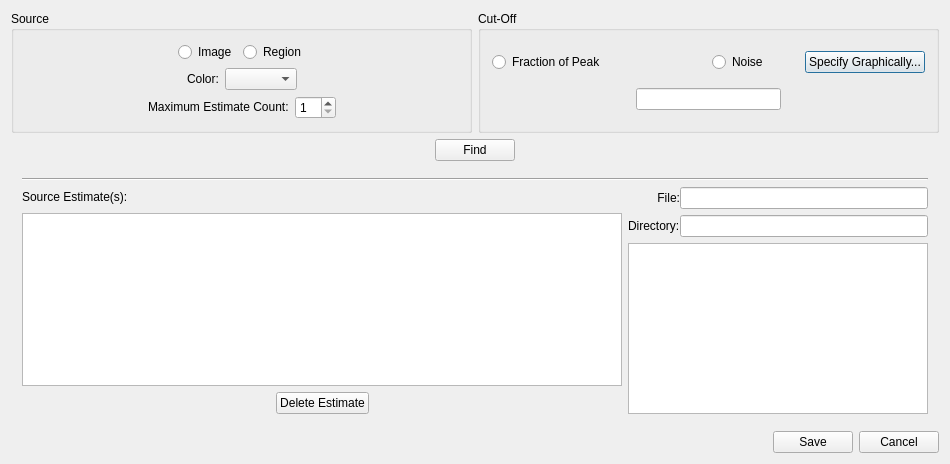
The window that code/display/Fit/FindSourcesDialog.ui (radio-astro/casa) describes before a commit, drawn with Qt 5.
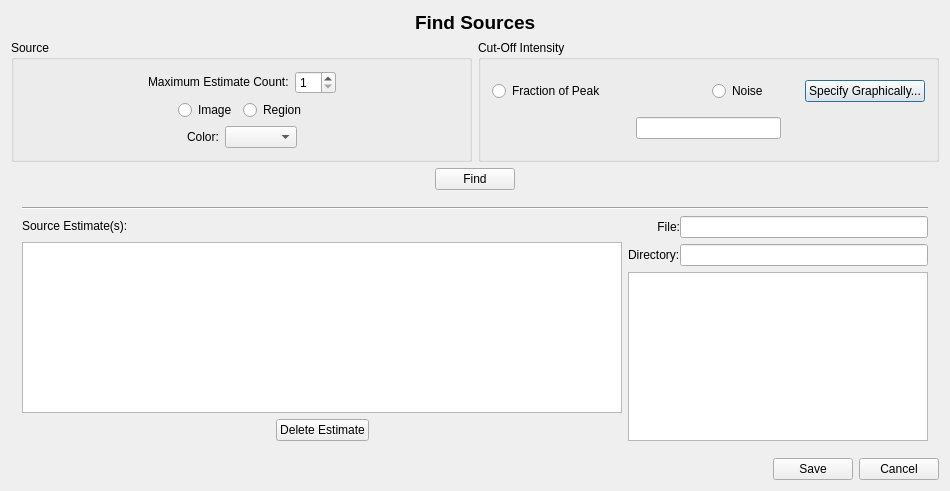
The same window after the commit.

Commit message: New Development: No             JIRA Issue: No         Ready for Test: Yes      Interface Changes: No What Interface Changed: Please list interface changes          Test Programs: List test programs   Put in Release Notes: No              Module(s): Module Names change impacts.            Description: Viewer: Improvements to 2D Source Fitting code suggested by Leroy.

The edit to the form file:
```diff
--- a/code/display/Fit/FindSourcesDialog.ui
+++ b/code/display/Fit/FindSourcesDialog.ui
@@ -7,13 +7,57 @@
     <x>0</x>
     <y>0</y>
     <width>948</width>
-    <height>464</height>
+    <height>491</height>
    </rect>
   </property>
   <property name="windowTitle">
    <string>Find Sources</string>
   </property>
   <layout class="QVBoxLayout" name="verticalLayout_8">
+   <item>
+    <layout class="QHBoxLayout" name="horizontalLayout_15">
+     <item>
+      <spacer name="horizontalSpacer_3">
+       <property name="orientation">
+        <enum>Qt::Horizontal</enum>
+       </property>
+       <property name="sizeHint" stdset="0">
+        <size>
+         <width>40</width>
+         <height>20</height>
+        </size>
+       </property>
+      </spacer>
+     </item>
+     <item>
+      <widget class="QLabel" name="findSourcesLabel">
+       <property name="font">
+        <font>
+         <pointsize>14</pointsize>
+         <weight>75</weight>
+         <bold>true</bold>
+        </font>
+       </property>
+       <property name="text">
+        <string>Find Sources</string>
+       </property>
+      </widget>
+     </item>
+     <item>
+      <spacer name="horizontalSpacer_12">
+       <property name="orientation">
+        <enum>Qt::Horizontal</enum>
+       </property>
+       <property name="sizeHint" stdset="0">
+        <size>
+         <width>40</width>
+         <height>20</height>
+        </size>
+       </property>
+      </spacer>
+     </item>
+    </layout>
+   </item>
    <item>
     <layout class="QHBoxLayout" name="horizontalLayout_11">
      <item>
@@ -22,6 +66,60 @@
         <string>Source</string>
        </property>
        <layout class="QVBoxLayout" name="verticalLayout_7">
+        <item>
+         <layout class="QHBoxLayout" name="horizontalLayout_4">
+          <item>
+           <spacer name="horizontalSpacer_5">
+            <property name="orientation">
+             <enum>Qt::Horizontal</enum>
+            </property>
+            <property name="sizeHint" stdset="0">
+             <size>
+              <width>18</width>
+              <height>20</height>
+             </size>
+            </property>
+           </spacer>
+          </item>
+          <item>
+           <layout class="QHBoxLayout" name="horizontalLayout">
+            <item>
+             <widget class="QLabel" name="label">
+              <property name="text">
+               <string>&lt;font color='black'&gt;Maximum Estimate Count:&lt;/font&gt;</string>
+              </property>
+             </widget>
+            </item>
+            <item>
+             <widget class="QSpinBox" name="sourceEstimateCountSpinBox">
+              <property name="toolTip">
+               <string>Maximum number of sources to find.</string>
+              </property>
+              <property name="minimum">
+               <number>1</number>
+              </property>
+              <property name="maximum">
+               <number>25</number>
+              </property>
+             </widget>
+            </item>
+           </layout>
+          </item>
+          <item>
+           <spacer name="horizontalSpacer_6">
+            <property name="orientation">
+             <enum>Qt::Horizontal</enum>
+            </property>
+            <property name="sizeHint" stdset="0">
+             <size>
+              <width>13</width>
+              <height>20</height>
+             </size>
+            </property>
+           </spacer>
+          </item>
+         </layout>
+        </item>
         <item>
          <layout class="QHBoxLayout" name="horizontalLayout_13">
           <item>
@@ -116,67 +214,13 @@
           </item>
          </layout>
         </item>
-        <item>
-         <layout class="QHBoxLayout" name="horizontalLayout_4">
-          <item>
-           <spacer name="horizontalSpacer_5">
-            <property name="orientation">
-             <enum>Qt::Horizontal</enum>
-            </property>
-            <property name="sizeHint" stdset="0">
-             <size>
-              <width>18</width>
-              <height>20</height>
-             </size>
-            </property>
-           </spacer>
-          </item>
-          <item>
-           <layout class="QHBoxLayout" name="horizontalLayout">
-            <item>
-             <widget class="QLabel" name="label">
-              <property name="text">
-               <string>&lt;font color='black'&gt;Maximum Estimate Count:&lt;/font&gt;</string>
-              </property>
-             </widget>
-            </item>
-            <item>
-             <widget class="QSpinBox" name="sourceEstimateCountSpinBox">
-              <property name="toolTip">
-               <string>Maximum number of sources to find.</string>
-              </property>
-              <property name="minimum">
-               <number>1</number>
-              </property>
-              <property name="maximum">
-               <number>25</number>
-              </property>
-             </widget>
-            </item>
-           </layout>
-          </item>
-          <item>
-           <spacer name="horizontalSpacer_6">
-            <property name="orientation">
-             <enum>Qt::Horizontal</enum>
-            </property>
-            <property name="sizeHint" stdset="0">
-             <size>
-              <width>13</width>
-              <height>20</height>
-             </size>
-            </property>
-           </spacer>
-          </item>
-         </layout>
-        </item>
        </layout>
       </widget>
      </item>
      <item>
       <widget class="QGroupBox" name="cutoffGroupBox">
        <property name="title">
-        <string>Cut-Off</string>
+        <string>Cut-Off Intensity</string>
        </property>
        <layout class="QVBoxLayout" name="verticalLayout_5">
         <item>
```
Left out of the diff: 8 changed lines with no effect on the pictures. The commit also changes 15 other files.
